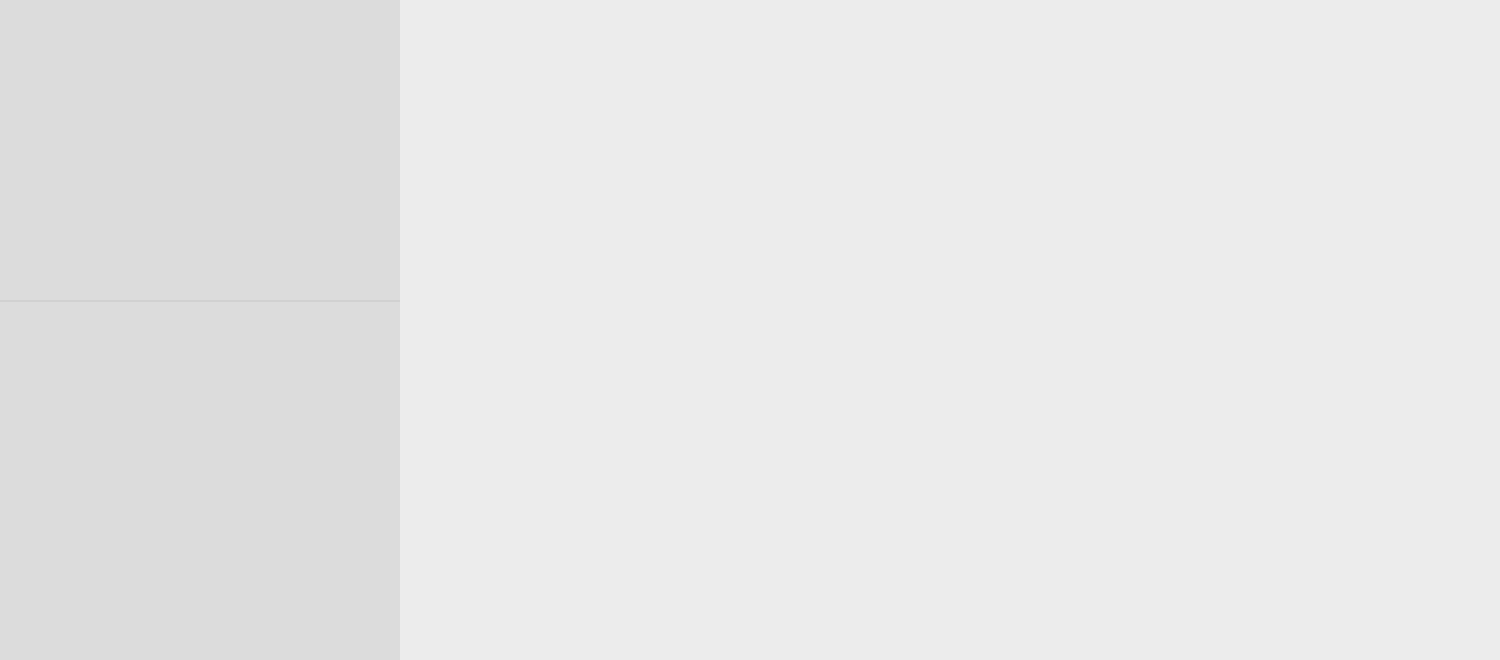
AndaCondaa/Dental_Imaging_SW_System, file Project/src/imaging/ImagingSW/mainwindow.ui: the form before one commit.
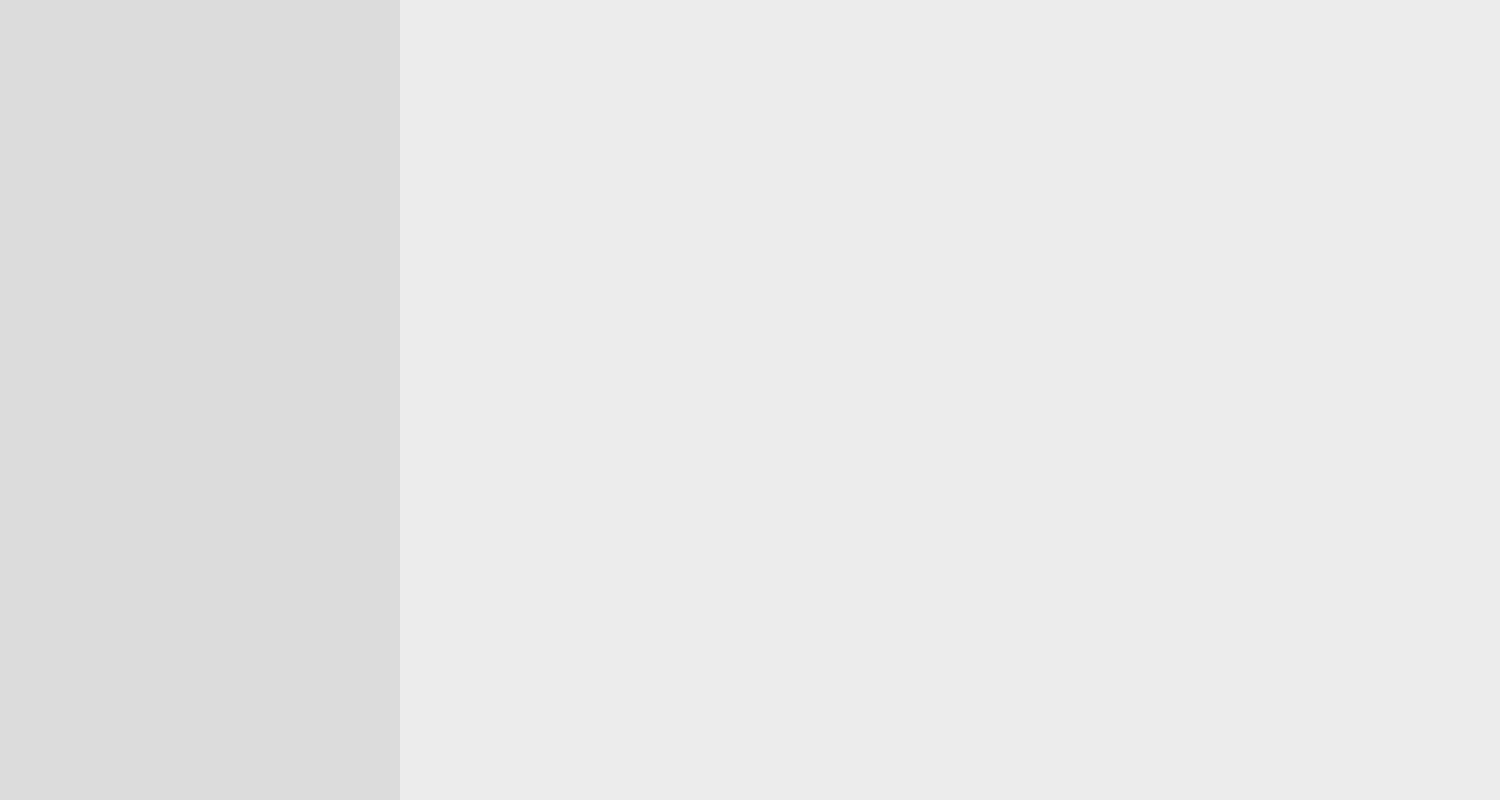
The form after the commit.

```diff
--- a/Project/src/imaging/ImagingSW/mainwindow.ui
+++ b/Project/src/imaging/ImagingSW/mainwindow.ui
@@ -7,7 +7,7 @@
     <x>0</x>
     <y>0</y>
     <width>1500</width>
-    <height>660</height>
+    <height>800</height>
    </rect>
   </property>
   <property name="sizePolicy">
@@ -19,7 +19,7 @@
   <property name="minimumSize">
    <size>
     <width>1500</width>
-    <height>660</height>
+    <height>800</height>
    </size>
   </property>
   <property name="baseSize">
@@ -52,7 +52,15 @@
      <number>0</number>
     </property>
     <item row="0" column="0">
-     <widget class="QFrame" name="frame">
+     <layout class="QHBoxLayout" name="horizontalLayout">
+      <item>
+       <widget class="QFrame" name="manageFrame">
+        <property name="maximumSize">
+         <size>
+          <width>400</width>
+          <height>16777215</height>
+         </size>
+        </property>
       <property name="styleSheet">
        <string notr="true"/>
       </property>
@@ -62,26 +70,31 @@
       <property name="frameShadow">
        <enum>QFrame::Raised</enum>
       </property>
+        <layout class="QGridLayout" name="gridLayout">
+         <property name="leftMargin">
+          <number>0</number>
+         </property>
+         <property name="topMargin">
+          <number>0</number>
+         </property>
+         <property name="rightMargin">
+          <number>0</number>
+         </property>
+         <property name="bottomMargin">
+          <number>0</number>
+         </property>
+         <property name="spacing">
+          <number>0</number>
+         </property>
+         <item row="0" column="0">
       <layout class="QVBoxLayout" name="verticalLayout">
        <property name="spacing">
         <number>0</number>
        </property>
-       <property name="leftMargin">
-        <number>0</number>
-       </property>
-       <property name="topMargin">
-        <number>0</number>
-       </property>
-       <property name="rightMargin">
-        <number>0</number>
-       </property>
-       <property name="bottomMargin">
-        <number>0</number>
-       </property>
        <item>
         <widget class="QFrame" name="patientFrame">
          <property name="sizePolicy">
-          <sizepolicy hsizetype="Fixed" vsizetype="Preferred">
+              <sizepolicy hsizetype="Fixed" vsizetype="Fixed">
            <horstretch>0</horstretch>
            <verstretch>0</verstretch>
           </sizepolicy>
@@ -92,6 +105,12 @@
            <height>300</height>
           </size>
          </property>
+             <property name="maximumSize">
+              <size>
+               <width>16777215</width>
+               <height>300</height>
+              </size>
+             </property>
          <property name="styleSheet">
           <string notr="true"/>
          </property>
@@ -103,22 +122,6 @@
          </property>
         </widget>
        </item>
-       <item>
-        <widget class="Line" name="line">
-         <property name="styleSheet">
-          <string notr="true">color: rgb(209, 209, 209);</string>
-         </property>
-         <property name="frameShadow">
-          <enum>QFrame::Plain</enum>
-         </property>
-         <property name="lineWidth">
-          <number>2</number>
-         </property>
-         <property name="orientation">
-          <enum>Qt::Horizontal</enum>
-         </property>
-        </widget>
-       </item>
        <item>
         <widget class="QFrame" name="controlFrame">
          <property name="sizePolicy">
@@ -142,9 +145,11 @@
         </widget>
        </item>
       </layout>
-     </widget>
-    </item>
-    <item row="0" column="1">
+         </item>
+        </layout>
+       </widget>
+      </item>
+      <item>
      <widget class="QFrame" name="imagingFrame">
       <property name="sizePolicy">
        <sizepolicy hsizetype="Expanding" vsizetype="Expanding">
@@ -168,6 +173,8 @@
        <enum>QFrame::Plain</enum>
       </property>
      </widget>
+      </item>
+     </layout>
     </item>
    </layout>
   </widget>
```
Lines whose indentation alone changed are shown as unchanged.
